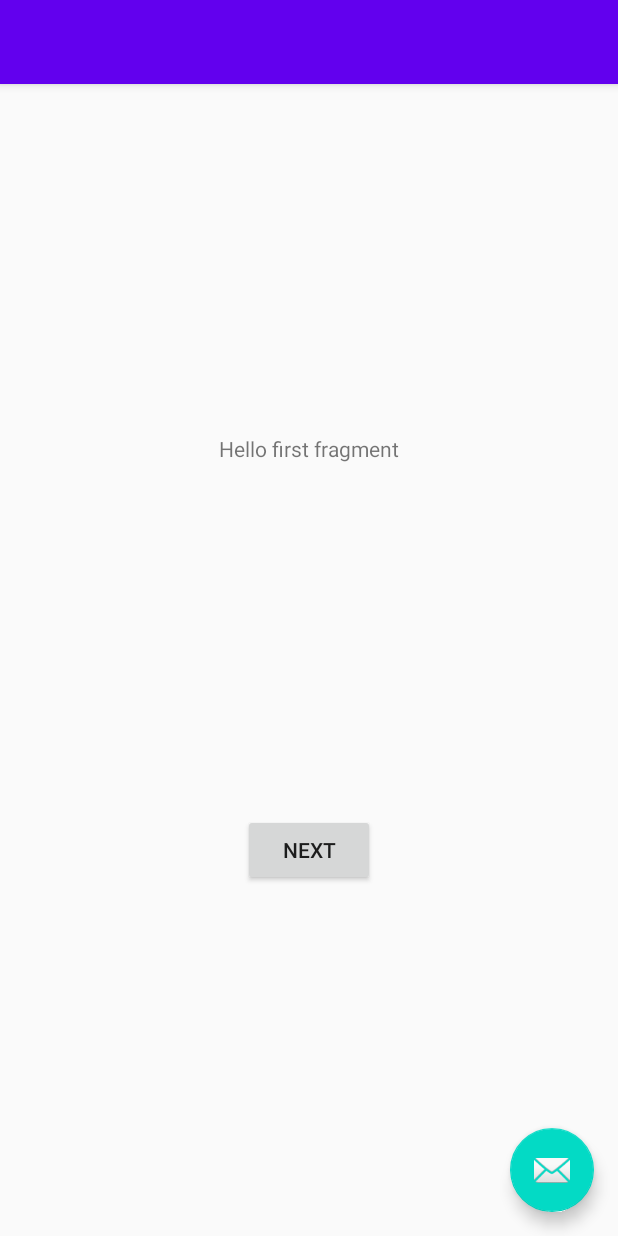
After one commit to raphau90/licho, an Android app: the layout activity_experimental.xml on its own in the app's theme, with its tools: preview values and no code run, on a phone screen of 412 x 824 dp. The commit adds this screen. Run offline under Robolectric (Android 15) with nearby library versions, the phone set to English and light mode, and no system bars.

Commit message:
Add experimental app
This commit adds application to test/debug new functionalities.

```diff
--- /dev/null
+++ b/app/src/debug/AndroidManifest.xml
@@ -0,0 +1,17 @@
+<manifest xmlns:android="http://schemas.android.com/apk/res/android"
+    package="com.raphau.licho">
+
+    <application>
+        <activity
+            android:name=".experimental.ExperimentalActivity"
+            android:label="@string/experimental_app_name"
+            android:theme="@style/AppTheme.NoActionBar">
+            <intent-filter>
+                <action android:name="android.intent.action.MAIN" />
+
+                <category android:name="android.intent.category.LAUNCHER" />
+            </intent-filter>
+        </activity>
+    </application>
+
+</manifest>
--- /dev/null
+++ b/app/src/main/java/com/raphau/licho/experimental/ExperimentalActivity.kt
@@ -0,0 +1,31 @@
+package com.raphau.licho.experimental
+
+import android.Manifest
+import android.content.pm.PackageManager
+import android.os.Bundle
+import com.google.android.material.snackbar.Snackbar
+import androidx.appcompat.app.AppCompatActivity
+import androidx.core.app.ActivityCompat
+import androidx.core.content.ContextCompat
+import com.raphau.licho.R
+
+import kotlinx.android.synthetic.main.activity_experimental.*
+
+class ExperimentalActivity : AppCompatActivity() {
+
+    override fun onCreate(savedInstanceState: Bundle?) {
+        super.onCreate(savedInstanceState)
+        if (ContextCompat.checkSelfPermission(this, Manifest.permission.SEND_SMS)
+            != PackageManager.PERMISSION_GRANTED) {
+            ActivityCompat.requestPermissions(this, arrayOf(Manifest.permission.SEND_SMS), 1)
+        }
+        setContentView(R.layout.activity_experimental)
+        setSupportActionBar(toolbar)
+
+        fab.setOnClickListener { view ->
+            Snackbar.make(view, "Replace with your own action", Snackbar.LENGTH_LONG)
+                .setAction("Action", null).show()
+        }
+    }
+
+}
--- /dev/null
+++ b/app/src/main/java/com/raphau/licho/experimental/ExperimentalFragment.kt
@@ -0,0 +1,38 @@
+package com.raphau.licho.experimental
+
+import android.os.Bundle
+import androidx.fragment.app.Fragment
+import android.view.LayoutInflater
+import android.view.View
+import android.view.ViewGroup
+import android.widget.Button
+import com.raphau.licho.MessagesRepository
+import com.raphau.licho.R
+import com.raphau.licho.data.SmsMessage
+
+/**
+ * A simple [Fragment] subclass as the default destination in the navigation.
+ */
+class ExperimentalFragment : Fragment() {
+
+    lateinit var messagesRepository: MessagesRepository
+
+    override fun onCreateView(
+        inflater: LayoutInflater, container: ViewGroup?,
+        savedInstanceState: Bundle?
+    ): View? {
+        // Inflate the layout for this fragment
+        messagesRepository = MessagesRepository(inflater.context)
+        return inflater.inflate(R.layout.fragment_experimental, container, false)
+    }
+
+    override fun onViewCreated(view: View, savedInstanceState: Bundle?) {
+        super.onViewCreated(view, savedInstanceState)
+
+        val destinationAddress = "test_number"
+        view.findViewById<Button>(R.id.button_first).setOnClickListener {
+            val message = SmsMessage(destinationAddress, null, "test")
+            messagesRepository.sendMessage(message)
+        }
+    }
+}
--- /dev/null
+++ b/app/src/main/res/layout/activity_experimental.xml
@@ -0,0 +1,33 @@
+<?xml version="1.0" encoding="utf-8"?>
+<androidx.coordinatorlayout.widget.CoordinatorLayout xmlns:android="http://schemas.android.com/apk/res/android"
+    xmlns:app="http://schemas.android.com/apk/res-auto"
+    xmlns:tools="http://schemas.android.com/tools"
+    android:layout_width="match_parent"
+    android:layout_height="match_parent"
+    tools:context=".experimental.ExperimentalActivity">
+
+    <com.google.android.material.appbar.AppBarLayout
+        android:layout_width="match_parent"
+        android:layout_height="wrap_content"
+        android:theme="@style/AppTheme.AppBarOverlay">
+
+        <androidx.appcompat.widget.Toolbar
+            android:id="@+id/toolbar"
+            android:layout_width="match_parent"
+            android:layout_height="?attr/actionBarSize"
+            android:background="?attr/colorPrimary"
+            app:popupTheme="@style/AppTheme.PopupOverlay" />
+
+    </com.google.android.material.appbar.AppBarLayout>
+
+    <include layout="@layout/content_experimental" />
+
+    <com.google.android.material.floatingactionbutton.FloatingActionButton
+        android:id="@+id/fab"
+        android:layout_width="wrap_content"
+        android:layout_height="wrap_content"
+        android:layout_gravity="bottom|end"
+        android:layout_margin="@dimen/fab_margin"
+        app:srcCompat="@android:drawable/ic_dialog_email" />
+
+</androidx.coordinatorlayout.widget.CoordinatorLayout>
--- /dev/null
+++ b/app/src/main/res/layout/content_experimental.xml
@@ -0,0 +1,19 @@
+<?xml version="1.0" encoding="utf-8"?>
+<androidx.constraintlayout.widget.ConstraintLayout xmlns:android="http://schemas.android.com/apk/res/android"
+    xmlns:app="http://schemas.android.com/apk/res-auto"
+    android:layout_width="match_parent"
+    android:layout_height="match_parent"
+    app:layout_behavior="@string/appbar_scrolling_view_behavior">
+
+    <fragment
+        android:id="@+id/nav_host_fragment"
+        android:name="androidx.navigation.fragment.NavHostFragment"
+        android:layout_width="0dp"
+        android:layout_height="0dp"
+        app:defaultNavHost="true"
+        app:layout_constraintBottom_toBottomOf="parent"
+        app:layout_constraintLeft_toLeftOf="parent"
+        app:layout_constraintRight_toRightOf="parent"
+        app:layout_constraintTop_toTopOf="parent"
+        app:navGraph="@navigation/nav_graph2" />
+</androidx.constraintlayout.widget.ConstraintLayout>
--- /dev/null
+++ b/app/src/main/res/layout/fragment_experimental.xml
@@ -0,0 +1,28 @@
+<?xml version="1.0" encoding="utf-8"?>
+<androidx.constraintlayout.widget.ConstraintLayout xmlns:android="http://schemas.android.com/apk/res/android"
+    xmlns:app="http://schemas.android.com/apk/res-auto"
+    xmlns:tools="http://schemas.android.com/tools"
+    android:layout_width="match_parent"
+    android:layout_height="match_parent"
+    tools:context=".experimental.ExperimentalFragment">
+
+    <TextView
+        android:id="@+id/textview_first"
+        android:layout_width="wrap_content"
+        android:layout_height="wrap_content"
+        android:text="@string/hello_first_fragment"
+        app:layout_constraintBottom_toTopOf="@id/button_first"
+        app:layout_constraintEnd_toEndOf="parent"
+        app:layout_constraintStart_toStartOf="parent"
+        app:layout_constraintTop_toTopOf="parent" />
+
+    <Button
+        android:id="@+id/button_first"
+        android:layout_width="wrap_content"
+        android:layout_height="wrap_content"
+        android:text="@string/next"
+        app:layout_constraintBottom_toBottomOf="parent"
+        app:layout_constraintEnd_toEndOf="parent"
+        app:layout_constraintStart_toStartOf="parent"
+        app:layout_constraintTop_toBottomOf="@id/textview_first" />
+</androidx.constraintlayout.widget.ConstraintLayout>
--- /dev/null
+++ b/app/src/main/res/navigation/nav_graph2.xml
@@ -0,0 +1,14 @@
+<?xml version="1.0" encoding="utf-8"?>
+<navigation xmlns:android="http://schemas.android.com/apk/res/android"
+    xmlns:app="http://schemas.android.com/apk/res-auto"
+    xmlns:tools="http://schemas.android.com/tools"
+    android:id="@+id/nav_graph2"
+    app:startDestination="@id/First2Fragment">
+
+    <fragment
+        android:id="@+id/First2Fragment"
+        android:name="com.raphau.licho.experimental.ExperimentalFragment"
+        android:label="@string/first_fragment_label"
+        tools:layout="@layout/fragment_experimental">
+    </fragment>
+</navigation>
--- a/app/src/main/res/values/strings.xml
+++ b/app/src/main/res/values/strings.xml
@@ -1,5 +1,6 @@
 <resources>
     <string name="app_name">My Application</string>
+    <string name="experimental_app_name">Experimental</string>
     <string name="action_settings">Settings</string>
     <!-- Strings used for fragments for navigation -->
     <string name="first_fragment_label">First Fragment</string>
```
